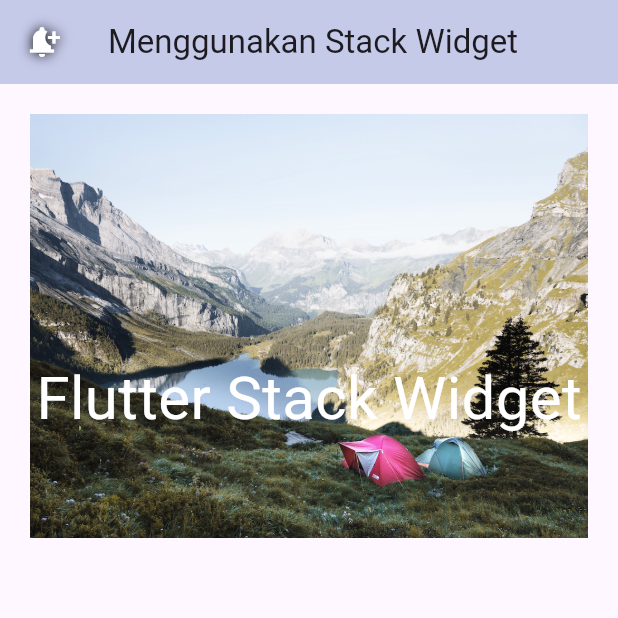
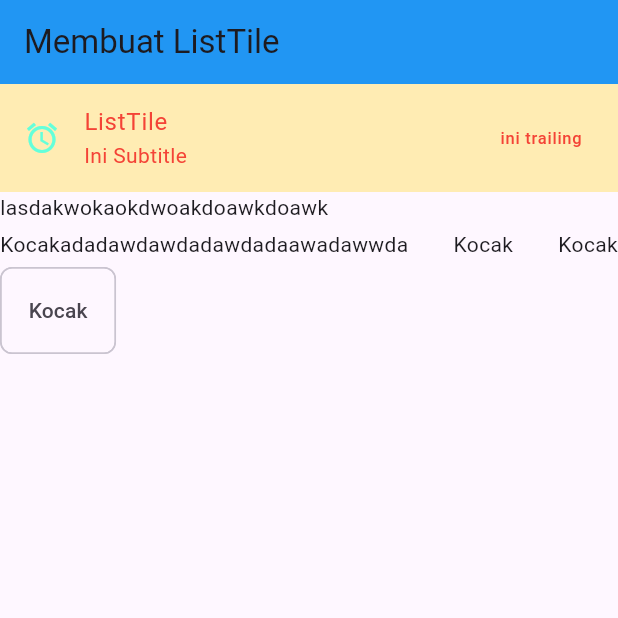
Before and after one commit to DWYOR091/belajar-flutter, a Flutter app: the screen it shows after launch, on a phone screen of 412 x 824 dp, the top half of it. Run offline on Flutter 3.47's test engine with Material 3 defaults, Android fonts, the phone set to English and light mode, and no system bars.

Commit message:
ListTile

```diff
--- a/lib/main.dart
+++ b/lib/main.dart
@@ -1,7 +1,8 @@
 // import 'package:belajar_flutter/pages/column.dart';
 // import 'package:belajar_flutter/pages/images.dart';
 // import 'package:belajar_flutter/pages/row.dart';
-import 'package:belajar_flutter/pages/stack.dart';
+// import 'package:belajar_flutter/pages/stack.dart';
+import 'package:belajar_flutter/pages/listTile.dart';
 import 'package:flutter/material.dart';
 
 void main(List<String> args) {
@@ -9,7 +10,8 @@ void main(List<String> args) {
   // runApp(const CobaColumn());
   // runApp(const RowKu());
   // runApp(const CobaImage());
-  runApp(const CobaStack());
+  // runApp(const CobaStack());
+  runApp(const CobaListTile());
 }
 
 //types
--- /dev/null
+++ b/lib/pages/listTile.dart
@@ -0,0 +1,50 @@
+import 'package:flutter/material.dart';
+
+class CobaListTile extends StatelessWidget {
+  const CobaListTile({super.key});
+
+  @override
+  Widget build(BuildContext context) {
+    return MaterialApp(
+      home: Scaffold(
+        appBar: AppBar(
+          title: Text("Membuat ListTile"),
+          backgroundColor: Colors.blue,
+        ),
+        body: Column(
+          children: [
+            ListTile(
+              title: Text("ListTile"),
+              tileColor: Colors.amber[100],
+              subtitle: Text("Ini Subtitle"),
+              trailing: Text("ini trailing"),
+              textColor: Colors.red,
+              leading: Icon(
+                Icons.alarm,
+                color: Colors.tealAccent,
+              ),
+              onTap: () {
+                print("Ditap");
+              },
+            ),
+            const Wrap(
+              //fuugsi wrap agar tidak terlalu panjang jadi akan ke bawah seperti flex wrap
+              spacing: 30.0, //jarak antar item
+              runSpacing: 5.0, //jarak antar baris
+              children: [
+                Text("lasdakwokaokdwoakdoawkdoawk"),
+                Text("Kocakadadawdawdadawdadaawadawwda"),
+                Text("Kocak"),
+                Text("Kocak"),
+                Chip(
+                  label: Text("Kocak"),
+                  labelPadding: EdgeInsets.all(10.0),
+                )
+              ],
+            )
+          ],
+        ),
+      ),
+    );
+  }
+}
```
